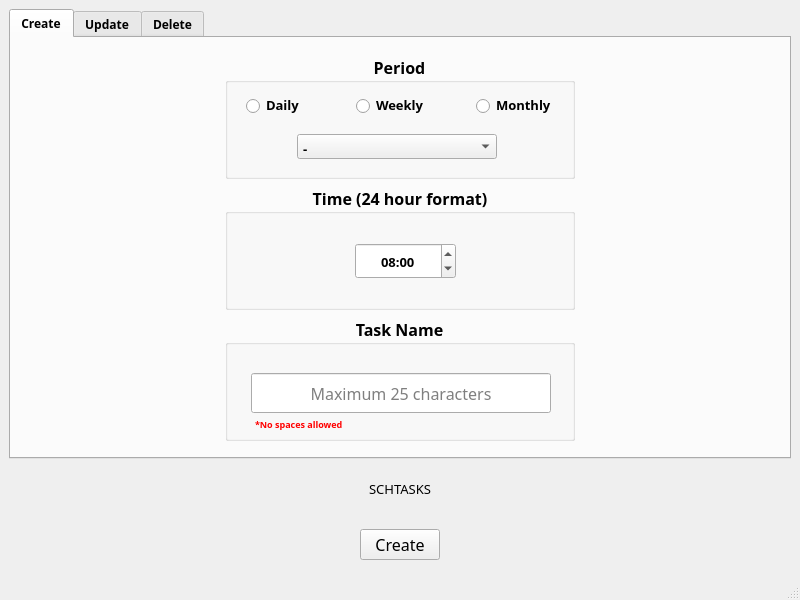
Qt form Repository/UserInterface.ui (ben-wsh10/TaskScheduler-SoftwareReboot) before a commit.
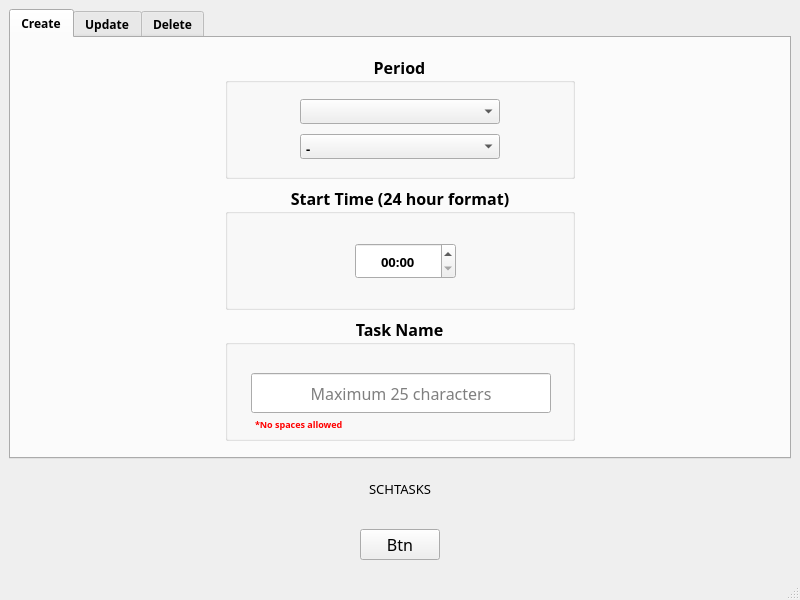
The same form after that commit. The open tabs and pages were chosen to show the change.

What changed in the file:
```diff
--- a/Repository/UserInterface.ui
+++ b/Repository/UserInterface.ui
@@ -116,113 +116,10 @@
                     <property name="alignment">
                      <set>Qt::AlignCenter</set>
                     </property>
-                    <widget class="QRadioButton" name="radioDaily">
-                     <property name="geometry">
-                      <rect>
-                       <x>20</x>
-                       <y>26</y>
-                       <width>80</width>
-                       <height>50</height>
-                      </rect>
-                     </property>
-                     <property name="sizePolicy">
-                      <sizepolicy hsizetype="Preferred" vsizetype="Preferred">
-                       <horstretch>0</horstretch>
-                       <verstretch>0</verstretch>
-                      </sizepolicy>
-                     </property>
-                     <property name="minimumSize">
-                      <size>
-                       <width>50</width>
-                       <height>50</height>
-                      </size>
-                     </property>
-                     <property name="font">
-                      <font>
-                       <family>Times New Roman,Times,serif</family>
-                       <pointsize>10</pointsize>
-                      </font>
-                     </property>
-                     <property name="styleSheet">
-                      <string notr="true">QRadioButton {
-}
-QRadioButton::indicator {
-    width: 15px;
-    height: 15px;
-}</string>
-                     </property>
-                     <property name="text">
-                      <string>Daily</string>
-                     </property>
-                    </widget>
-                    <widget class="QRadioButton" name="radioWeekly">
-                     <property name="geometry">
-                      <rect>
-                       <x>130</x>
-                       <y>26</y>
-                       <width>80</width>
-                       <height>50</height>
-                      </rect>
-                     </property>
-                     <property name="sizePolicy">
-                      <sizepolicy hsizetype="Preferred" vsizetype="Fixed">
-                       <horstretch>0</horstretch>
-                       <verstretch>0</verstretch>
-                      </sizepolicy>
-                     </property>
-                     <property name="font">
-                      <font>
-                       <family>Times New Roman,Times,serif</family>
-                       <pointsize>10</pointsize>
-                      </font>
-                     </property>
-                     <property name="styleSheet">
-                      <string notr="true">
-QRadioButton::indicator {
-    width: 15px;
-    height: 15px;
-}</string>
-                     </property>
-                     <property name="text">
-                      <string>Weekly</string>
-                     </property>
-                    </widget>
-                    <widget class="QRadioButton" name="radioMonthly">
-                     <property name="geometry">
-                      <rect>
-                       <x>250</x>
-                       <y>26</y>
-                       <width>80</width>
-                       <height>50</height>
-                      </rect>
-                     </property>
-                     <property name="sizePolicy">
-                      <sizepolicy hsizetype="Preferred" vsizetype="Fixed">
-                       <horstretch>0</horstretch>
-                       <verstretch>0</verstretch>
-                      </sizepolicy>
-                     </property>
-                     <property name="font">
-                      <font>
-                       <family>Times New Roman,Times,serif</family>
-                       <pointsize>10</pointsize>
-                      </font>
-                     </property>
-                     <property name="styleSheet">
-                      <string notr="true">
-QRadioButton::indicator {
-    width: 15px;
-    height: 15px;
-}</string>
-                     </property>
-                     <property name="text">
-                      <string>Monthly</string>
-                     </property>
-                    </widget>
                     <widget class="QComboBox" name="dropDownPeriod">
                      <property name="geometry">
                       <rect>
-                       <x>72</x>
+                       <x>75</x>
                        <y>80</y>
                        <width>200</width>
                        <height>25</height>
@@ -266,6 +163,48 @@
                       </property>
                      </item>
                     </widget>
+                    <widget class="QComboBox" name="dropDownSchedule">
+                     <property name="geometry">
+                      <rect>
+                       <x>75</x>
+                       <y>45</y>
+                       <width>200</width>
+                       <height>25</height>
+                      </rect>
+                     </property>
+                     <property name="sizePolicy">
+                      <sizepolicy hsizetype="Preferred" vsizetype="Fixed">
+                       <horstretch>0</horstretch>
+                       <verstretch>0</verstretch>
+                      </sizepolicy>
+                     </property>
+                     <property name="minimumSize">
+                      <size>
+                       <width>200</width>
+                       <height>20</height>
+                      </size>
+                     </property>
+                     <property name="maximumSize">
+                      <size>
+                       <width>200</width>
+                       <height>16777215</height>
+                      </size>
+                     </property>
+                     <property name="font">
+                      <font>
+                       <family>Times New Roman,Times,serif</family>
+                       <pointsize>10</pointsize>
+                      </font>
+                     </property>
+                     <property name="styleSheet">
+                      <string notr="true">QComboBox{
+	padding : 5px 0px 0px 5px;
+}</string>
+                     </property>
+                     <property name="frame">
+                      <bool>true</bool>
+                     </property>
+                    </widget>
                    </widget>
                   </item>
                   <item>
@@ -327,7 +266,7 @@
                      </font>
                     </property>
                     <property name="title">
-                     <string>Time (24 hour format)</string>
+                     <string>Start Time (24 hour format)</string>
                     </property>
                     <property name="alignment">
                      <set>Qt::AlignCenter</set>
@@ -364,7 +303,7 @@
                      </property>
                      <property name="dateTime">
                       <datetime>
-                       <hour>8</hour>
+                       <hour>0</hour>
                        <minute>0</minute>
                        <second>0</second>
                        <year>1999</year>
@@ -1509,7 +1448,7 @@
            </font>
           </property>
           <property name="text">
-           <string>Create</string>
+           <string>Btn</string>
           </property>
          </widget>
         </item>
```
Left out of the diff: 4 changed lines with no effect on the pictures.
